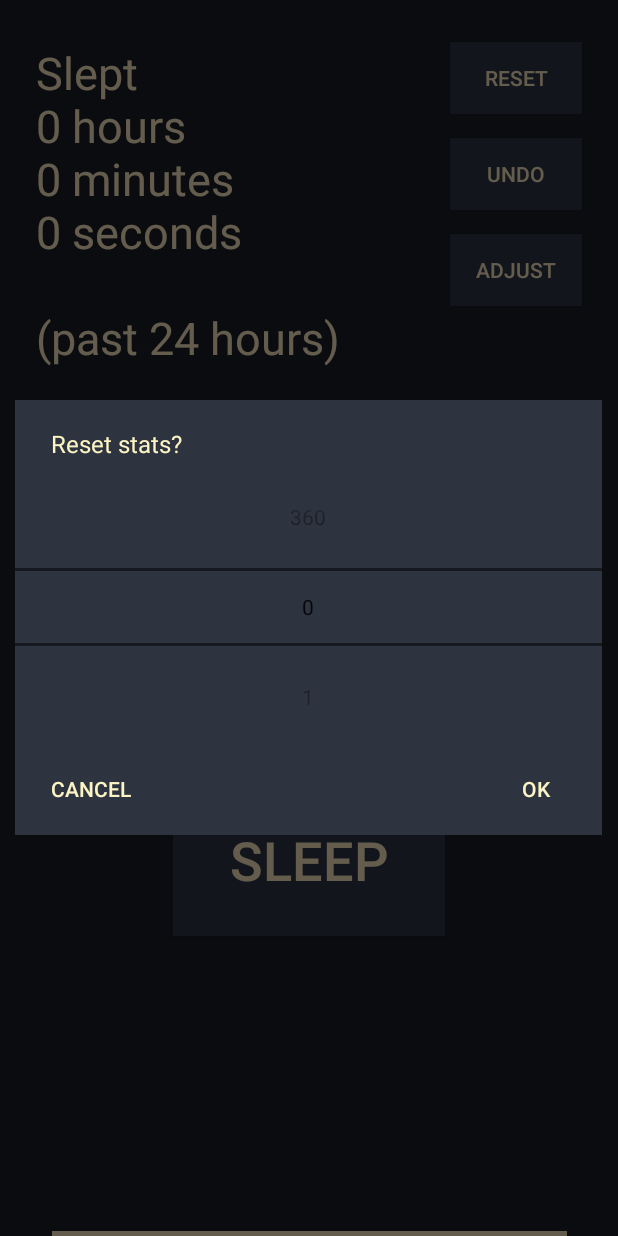
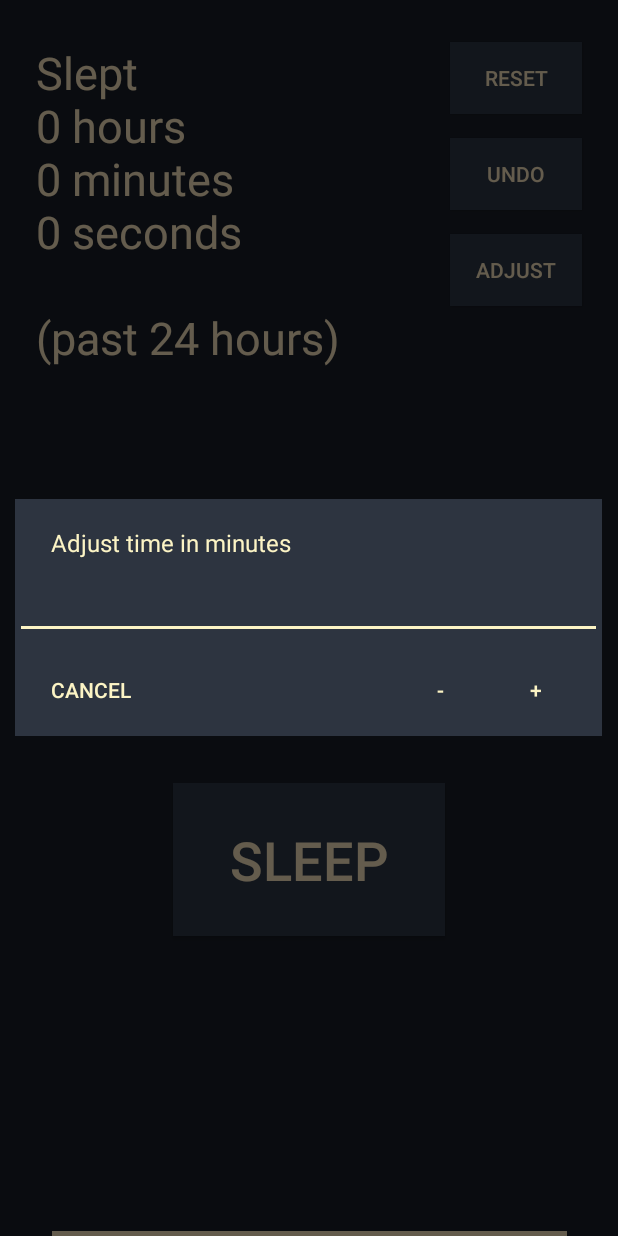
Before and after one commit to Lambbda/ZZZ, an Android app: the screen it shows after launch (MainActivity), after a tap on "ADJUST", on a phone screen of 412 x 824 dp. Run offline under Robolectric (Android 15) with nearby library versions, the phone set to English and light mode, and no system bars.

Commit message:
Substraction implemented Optimized button blocking

```diff
--- a/app/src/main/java/com/example/calendar/MainActivity.java
+++ b/app/src/main/java/com/example/calendar/MainActivity.java
@@ -9,9 +9,11 @@ import android.app.AlertDialog;
 import android.content.DialogInterface;
 import java.text.ParseException;
 import java.text.SimpleDateFormat;
+import android.text.InputType;
 import java.util.*;
 
 import androidx.appcompat.app.AppCompatActivity;
+import androidx.core.content.ContextCompat;
 
 public class MainActivity extends AppCompatActivity {
 
@@ -87,16 +89,21 @@ public class MainActivity extends AppCompatActivity {
         tv.setText(display);
     }
 
-    private void blockButtons(ToggleButton button, ToggleButton undo, Button clear){ //Блокирует кнопки отмены и сброса во время сна
-        undo.setClickable(!button.isChecked());
-        clear.setClickable(!button.isChecked());
-        if (button.isChecked()) {
-            undo.setTextColor(Color.parseColor("#191e28"));
-            clear.setTextColor(Color.parseColor("#191e28"));
-        }
-        else {
-            undo.setTextColor(Color.parseColor("#FAE7C0"));
-            clear.setTextColor(Color.parseColor("#FAE7C0"));
+    ArrayList<View> allButtons;
+
+    private void blockButtons(ToggleButton button){     //Блокирует кнопки управления во время сна
+        if (allButtons == null)
+            allButtons = (findViewById(R.id.coordinatorLayout)).getTouchables();
+        allButtons.remove(button);
+        for(View view:allButtons){
+            Button control = (Button) view;
+            control.setClickable(!button.isChecked());
+            if (button.isChecked()) {
+                control.setTextColor(Color.parseColor("#191e28"));
+            }
+            else {
+                control.setTextColor(Color.parseColor("#FAE7C0"));
+            }
         }
     }
 
@@ -138,15 +145,23 @@ public class MainActivity extends AppCompatActivity {
         };
         clock.start();
 
-        final Button add = findViewById(R.id.buttonadd);//Кнопка ручного добавления времени
-        final NumberPicker numberPicker = new NumberPicker(this);
-        numberPicker.setMaxValue(360);
-        numberPicker.setMinValue(0);
+        final Button add = findViewById(R.id.buttonadd);        //Кнопка ручного добавления времени
         add.setOnClickListener(new View.OnClickListener() {
             public void onClick(View v) {
                 AlertDialog.Builder builder = new AlertDialog.Builder(MainActivity.this,R.style.MyDialogTheme);
-                builder.setView(numberPicker);
-                builder.setMessage("Reset stats?")
+                final EditText input = new EditText(MainActivity.this);
+                LinearLayout.LayoutParams lp = new LinearLayout.LayoutParams(
+                        LinearLayout.LayoutParams.MATCH_PARENT,
+                        LinearLayout.LayoutParams.MATCH_PARENT);
+                try {
+                    input.setLayoutParams(lp);
+                } catch (Exception e) {
+                    e.printStackTrace();
+                }
+                input.setTextColor(getResources().getColor(R.color.colorAccent));
+                input.setInputType(InputType.TYPE_CLASS_NUMBER);
+                builder.setView(input);
+                builder.setMessage("Adjust time in minutes")
                         .setCancelable(true)
                         .setNeutralButton("Cancel",
                                 new DialogInterface.OnClickListener() {
@@ -154,10 +169,33 @@ public class MainActivity extends AppCompatActivity {
                                         dialog.cancel();
                                     }
                                 })
-                        .setPositiveButton("OK", new DialogInterface.OnClickListener() {
+                        .setPositiveButton("+", new DialogInterface.OnClickListener() {
                             public void onClick(DialogInterface dialog, int id) {
                                 loadArray();
-                                timeline.add(new SimpleDateFormat(dateformat).format("0.0.0.0."+numberPicker.getValue()+".0"));
+
+                                saveArray();
+                                updateDisplay();
+                            }
+                        })
+                        .setNegativeButton("-", new DialogInterface.OnClickListener() {
+                            public void onClick(DialogInterface dialog, int id) {
+                                loadArray();
+                                int adjustment = (Integer.parseInt(input.getText().toString()))*60*1000;
+                                while(adjustment>0 && timeline.size()>1) try {
+                                    Date date1 = new SimpleDateFormat(dateformat).parse(timeline.get(timeline.size()-1));
+                                    Date date2 = new SimpleDateFormat(dateformat).parse(timeline.get(timeline.size()-2));
+                                    if (date1.getTime()-date2.getTime()<adjustment){               //При вычитании: если последний отрезок короче правки, удаляем целиком
+                                        adjustment-=(date1.getTime()-date2.getTime());
+                                        timeline.remove(timeline.size()-1);
+                                        timeline.remove(timeline.size()-1);
+                                    } else {
+                                        date2 = new Date(date1.getTime()-adjustment);              //Иначе укорачиваем отрезок
+                                        timeline.set(timeline.size()-1,new SimpleDateFormat(dateformat).format(date2));
+                                        adjustment=0;
+                                    }
+                                } catch (ParseException e) {
+                                    e.printStackTrace();
+                                }
                                 saveArray();
                                 updateDisplay();
                             }
@@ -223,13 +261,13 @@ public class MainActivity extends AppCompatActivity {
                 saveArray();
                 updateDisplay();
                 ToggleButton undo = findViewById(R.id.buttonundo);
-                blockButtons(button,undo,clear);
+                blockButtons(button);
                 undo.setOnCheckedChangeListener (null); //Изменение графика сбрасывает состояние кнопки отмены. Чтобы она при этом не срабатывала,
                 undo.setChecked(false);                 //временно убираем детектор срабатывания с кнопки. Для этого undolistener объявлен отдельно.
                 undo.setOnCheckedChangeListener (undolistener);
             }
         });
-        blockButtons(button,undo,clear);
+        blockButtons(button);
     }
 }
 
--- a/app/src/main/res/values/styles.xml
+++ b/app/src/main/res/values/styles.xml
@@ -14,6 +14,7 @@
     <style name="MyDialogTheme" parent="Theme.AppCompat.Light.Dialog.Alert">
         <item name="android:windowBackground">@color/colorBackground</item>
         <item name="android:textColor">@color/colorAccent</item>
+        <item name="android:editTextColor">@color/colorAccent</item>
         <item name="android:textColorPrimary">@color/colorAccent</item>
         <item name="android:colorAccent">@color/colorAccent</item>
     </style>
```
